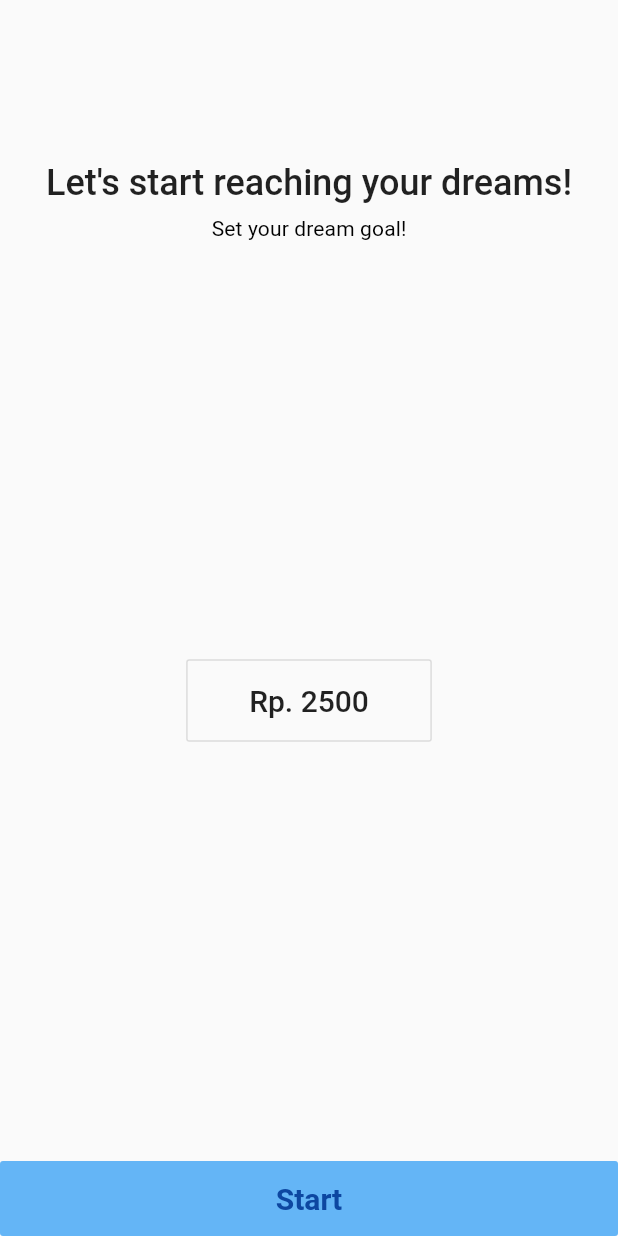
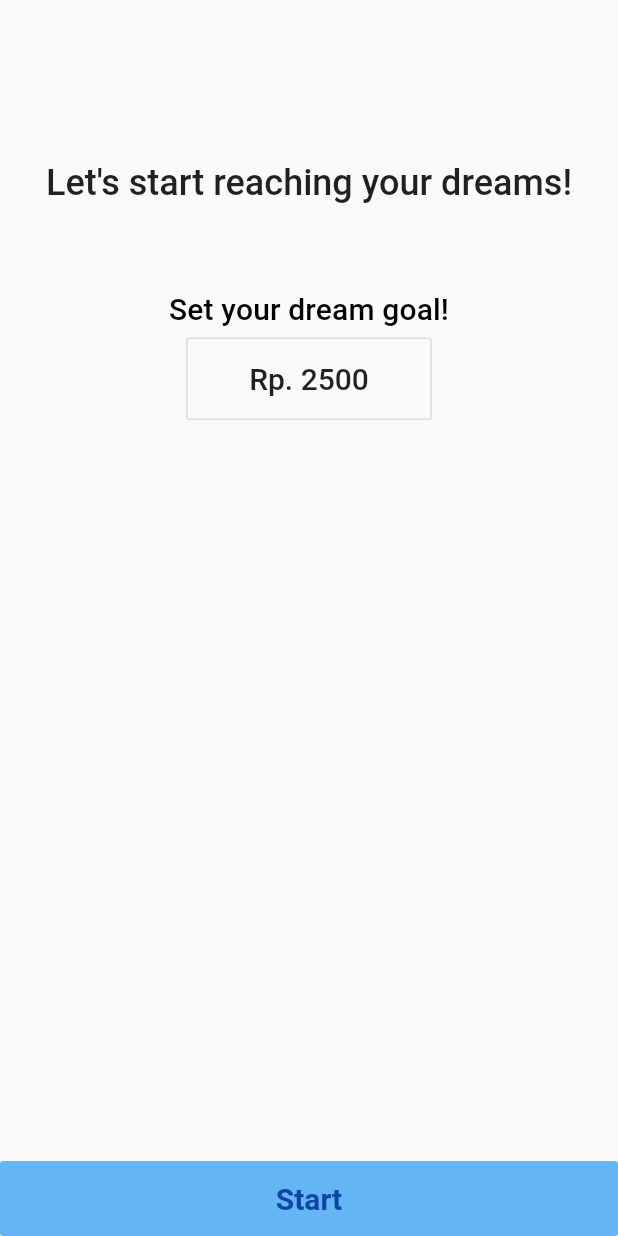
Before and after one commit to Masegie/piggy_bank_app, a Flutter app: the OnboardingPage screen opened directly, on a phone screen of 412 x 824 dp. Run offline on Flutter 3.47's test engine with Material 2 defaults, Android fonts, the light colour scheme and no system bars; our stand-ins replace cloud_firestore, firebase_auth, flutter_local_notifications, google_sign_in, rxdart; accounts and stored records are empty.

Commit message:
add some fixing stuff

```diff
--- a/lib/src/pages/onboarding_page.dart
+++ b/lib/src/pages/onboarding_page.dart
@@ -23,11 +23,12 @@ class _OnboardingPageState extends State<OnboardingPage> {
             SizedBox(height: 100, width: double.infinity),
             smallTextSpace,
             title(textTheme),
+            bigTextSpace,
+            subTitle(textTheme),
             smallTextSpace,
-            subTitle(textTheme),
             Expanded(
               child: Column(
-                mainAxisAlignment: MainAxisAlignment.center,
+                mainAxisAlignment: MainAxisAlignment.start,
                 children: <Widget>[
                   OutlineButton(
                     padding: const EdgeInsets.symmetric(horizontal: 42,vertical: 16),
@@ -69,6 +70,7 @@ class _OnboardingPageState extends State<OnboardingPage> {
     );
   }
   Widget get smallTextSpace => SizedBox(height: 8);
+  Widget get bigTextSpace => SizedBox(height: 58);
 
   Text title(TextTheme textTheme) {
     return Text(
@@ -82,7 +84,9 @@ class _OnboardingPageState extends State<OnboardingPage> {
   Text subTitle(TextTheme textTheme) {
     return Text(
       'Set your dream goal!',
-      style: textTheme.subtitle.copyWith(fontWeight: FontWeight.w400),
+      style: textTheme.subtitle.copyWith(
+        fontSize: 20,
+      ),
     );
   }
 }
--- a/lib/src/widgets/buttons/circle_money_button.dart
+++ b/lib/src/widgets/buttons/circle_money_button.dart
@@ -94,8 +94,7 @@ class DepositMoneyWithAmount extends StatelessWidget {
                 opacity: fadeInController.value,
                 child: Column(
                   children: <Widget>[
-
-                    Text('Deposit ${selectedAmount}ml'),
+                    Text('Deposit Rp.$selectedAmount.-'),
                   ],
                 ),
               );
```
